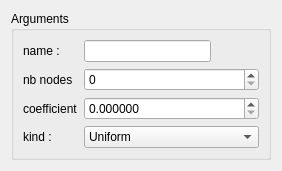
Before: the Qt Designer form src/HEXABLOCKGUI/Law_QTD.ui in SalomePlatform/hexablock, drawn with Qt 5.
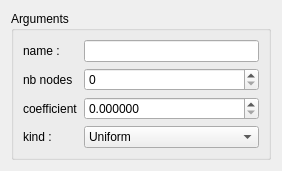
After: the same form once the commit is applied.

The edit to the form file:
```diff
--- a/src/HEXABLOCKGUI/Law_QTD.ui
+++ b/src/HEXABLOCKGUI/Law_QTD.ui
@@ -47,9 +47,15 @@
       </item>
       <item row="0" column="1">
        <widget class="QLineEdit" name="name_le">
+        <property name="sizePolicy">
+         <sizepolicy hsizetype="Minimum" vsizetype="Fixed">
+          <horstretch>0</horstretch>
+          <verstretch>0</verstretch>
+         </sizepolicy>
+        </property>
         <property name="maximumSize">
          <size>
-          <width>127</width>
+          <width>16777215</width>
           <height>16777215</height>
          </size>
         </property>
```
Left out of the diff: 6 changed lines with no effect on the pictures.
